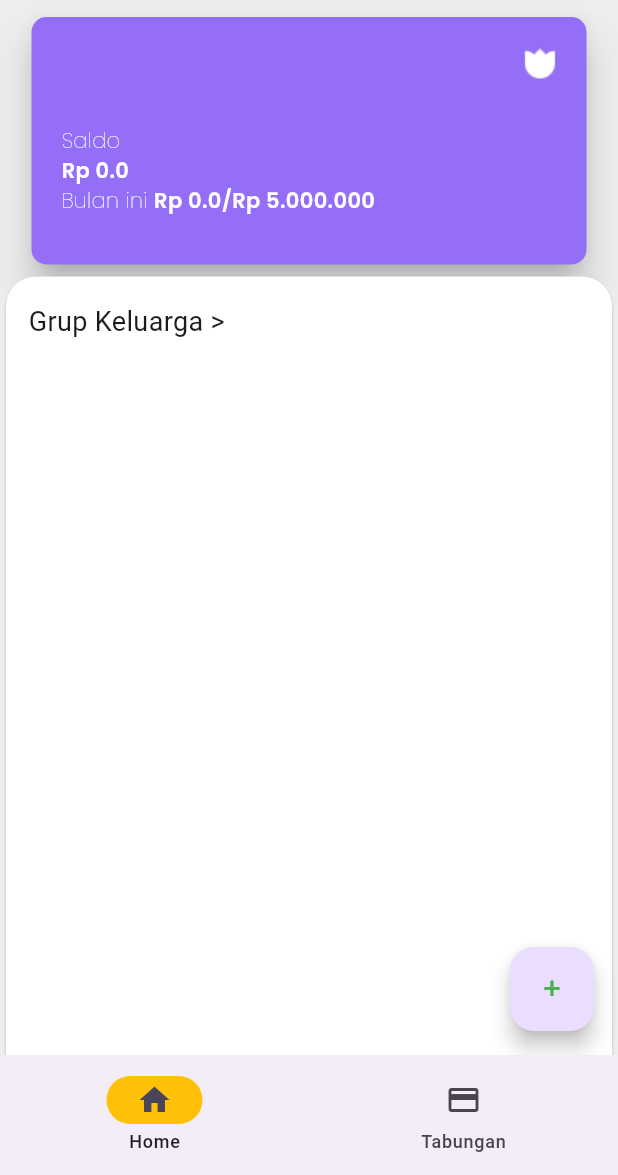
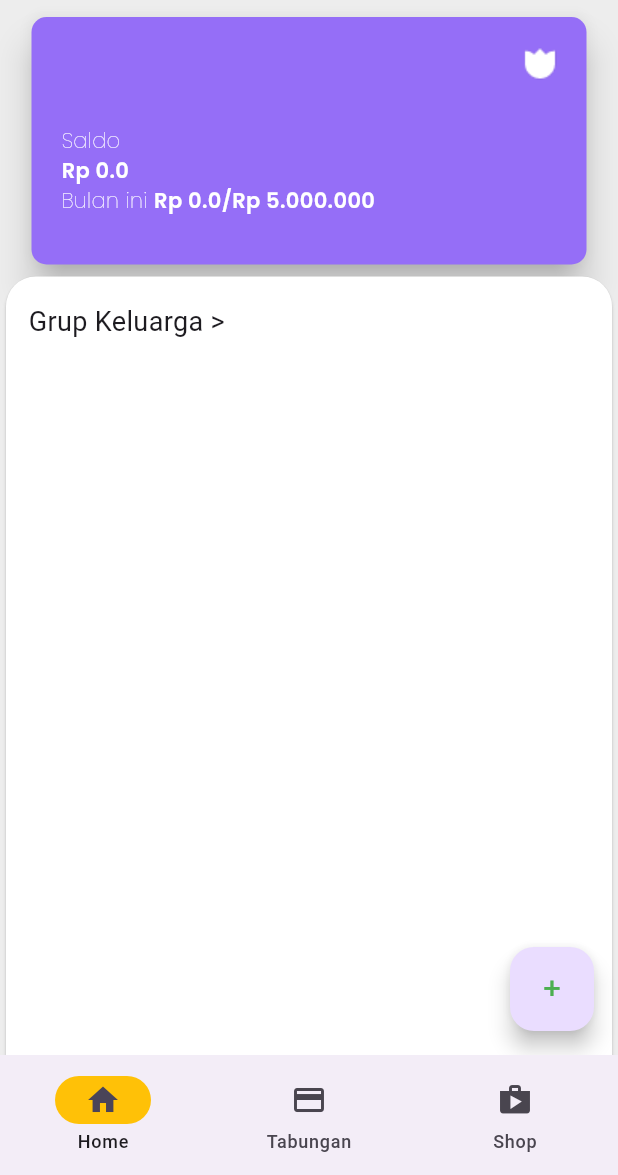
Before and after one commit to edohandoko67/Unix, a Flutter app: the HomePage screen opened by its route, on a phone screen of 412 x 824 dp, the part 61-1236 px from its top. Run offline on Flutter 3.47's test engine with Material 3 defaults, Android fonts, the phone set to English and light mode, and no system bars; our stand-ins replace cloud_firestore, dio, firebase_auth, firebase_core, firebase_database, flutter_easyloading and 4 more; accounts and stored records are empty; network calls fail.

Commit message:
add: add shop

```diff
--- a/lib/home/home.dart
+++ b/lib/home/home.dart
@@ -4,6 +4,7 @@ import 'package:get/get.dart';
 import 'package:get/get_core/src/get_main.dart';
 import 'package:google_fonts/google_fonts.dart';
 import 'package:intl/intl.dart';
+import 'package:wallfram/home/fragment.data.dart';
 import 'package:wallfram/home/tabungan.dart';
 import 'package:wallfram/login/loginController.dart';
 
@@ -23,6 +24,7 @@ class HomePage extends StatefulWidget {
 final List<Widget> _pages = [
   FragmentHome(),
   Tabungan(),
+  ListYourCars()
 ];
 
 class _HomePageState extends State<HomePage> {
@@ -51,10 +53,10 @@ class _HomePageState extends State<HomePage> {
               selectedIcon: Icon(Icons.payment),
               icon: Icon(Icons.payment_outlined),
               label: 'Tabungan'),
-          // NavigationDestination(
-          //     selectedIcon: Icon(Icons.bar_chart),
-          //     icon: Icon(Icons.bar_chart_outlined),
-          //     label: 'Transaksi'),
+          NavigationDestination(
+              selectedIcon: Icon(Icons.bar_chart),
+              icon: Icon(Icons.shop),
+              label: 'Shop'),
         ],
       ),
     ));
--- a/lib/routes/pages.dart
+++ b/lib/routes/pages.dart
@@ -1,5 +1,6 @@
 import 'package:get/get_navigation/src/routes/get_route.dart';
 import 'package:wallfram/home/editTabungan.dart';
+import 'package:wallfram/home/fragment.data.dart';
 import 'package:wallfram/home/fragment.home.dart';
 import 'package:wallfram/home/home.controller.dart';
 import 'package:wallfram/home/tabungan.dart';
@@ -19,6 +20,7 @@ List<GetPage> pages = [
   GetPage(name: Routes.FRAGMENTHOME, page: () => FragmentHome(), binding: HomeBinding()),
   GetPage(name: Routes.TABUNGAN, page: () => Tabungan(), binding: HomeBinding()),
   GetPage(name: Routes.EDITTABUNGAN, page: () => EditTabungan(), binding: HomeBinding()),
+  GetPage(name: Routes.LISTCARS, page: () => ListYourCars(), binding: HomeBinding()),
   GetPage(name: Routes.STARTED, page: () => Started()),
   GetPage(name: Routes.SECOND, page: () => SecondStarted()),
   GetPage(name: Routes.THIRD, page: () => ThirdStarted()),
--- a/lib/routes/routes.dart
+++ b/lib/routes/routes.dart
@@ -9,6 +9,7 @@ abstract class Routes {
   //seni anjayy
   static const String FRAGMENTHOME = '/fragmentHome';
   static const String EDITTABUNGAN = '/edittabungan';
+  static const String LISTCARS = '/listcars';
   static const String TABUNGAN = '/tabungan';
   static const String STARTED = '/started';
   static const String SECOND = '/second';
```
Also changed, not shown: lib/home/fragment.data.dart (added, +45 -0 lines).
